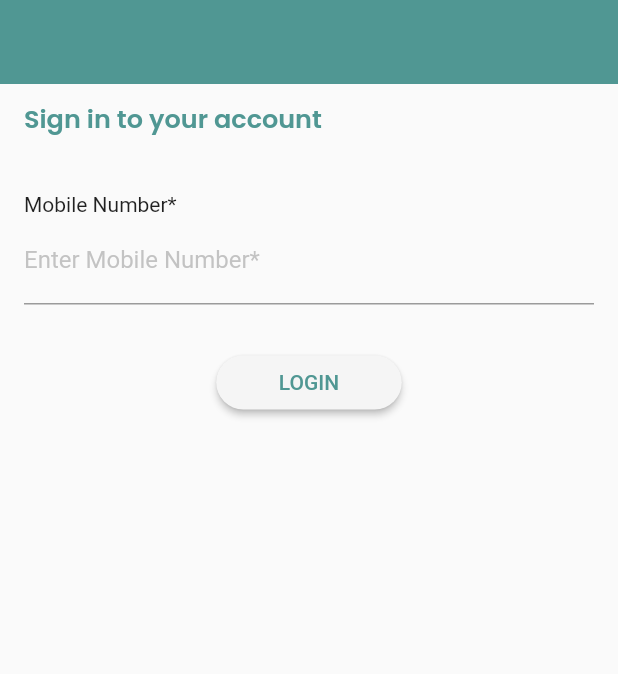
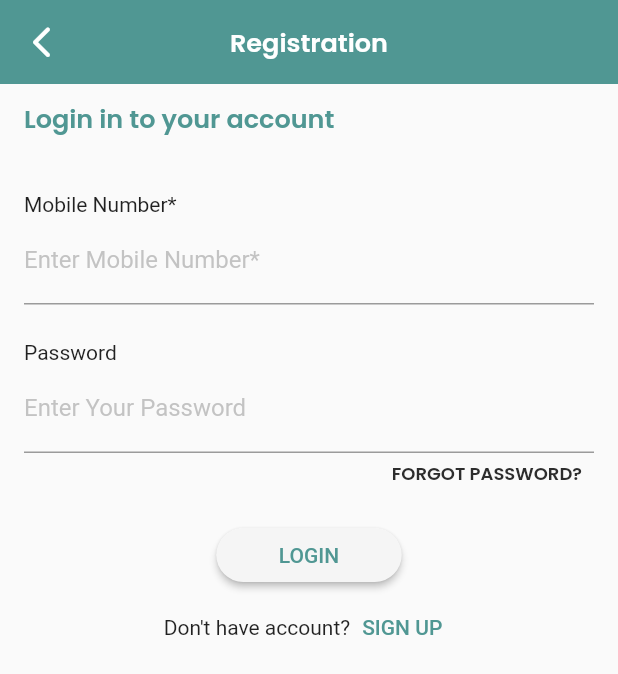
Before and after one commit to Salman313ali/Trading_App_Flutter, a Flutter app: the LoginPage screen opened directly, on a phone screen of 412 x 824 dp. Shown: the top 674 px of the screen. Run offline on Flutter 3.47's test engine with Material 2 defaults, Android fonts, the phone set to English and light mode, and no system bars; our stand-ins replace carousel_slider, google_fonts, smooth_page_indicator.

Commit message:
login page completed

```diff
--- a/lib/main.dart
+++ b/lib/main.dart
@@ -13,6 +13,7 @@ class MyApp extends StatelessWidget {
   Widget build(BuildContext context) {
     return MaterialApp(
       title: 'Trading App',
+      debugShowCheckedModeBanner: false,
       theme: TAppTheme.lightTheme,
       darkTheme: TAppTheme.darkTheme,
       themeMode: ThemeMode.system,
--- /dev/null
+++ b/lib/src/Features/authentication/Screens/Wigets/Button.dart
@@ -0,0 +1,43 @@
+import 'package:flutter/material.dart';
+
+import '../../../../Constants/Color.dart';
+
+class CButton extends StatelessWidget {
+  CButton({
+    super.key,
+    required this.formKey,
+    this.termsAndPrivacyChecked = false,
+    this.color = TGreen,
+    this.bgcolor = TBgWhite,
+    required this.width,
+    required this.press,
+    required this.name ,
+  }) ;
+
+  final GlobalKey<FormState> formKey;
+  bool termsAndPrivacyChecked;
+  final double width;
+  final Function()? press;
+  final String name;
+  Color color;
+  Color bgcolor;
+  @override
+  Widget build(BuildContext context) {
+    return Center(
+      child: SizedBox(
+        width: width,
+        child: ElevatedButton(
+
+          onPressed: press,
+          child: Text(name,style: TextStyle(color: color)),
+          style: ElevatedButton.styleFrom(
+            backgroundColor: bgcolor,// background color
+            shape: RoundedRectangleBorder(
+              borderRadius: BorderRadius.circular(30), // rounded border
+            ),
+          ),
+        ),
+      ),
+    );
+  }
+}
--- /dev/null
+++ b/lib/src/Features/authentication/Screens/Wigets/Text_feild.dart
@@ -0,0 +1,44 @@
+import 'package:flutter/material.dart';
+
+class CTextFeild extends StatelessWidget {
+  CTextFeild({
+    super.key,
+    required TextEditingController emailController,
+    required this.heading,
+    required this.hintText,
+    required this.press,
+    required this.inputType,
+    this.ispassword = false
+  }) : _emailController = emailController;
+
+  final TextEditingController _emailController;
+  final String heading;
+  final String hintText;
+  final String? Function(String?)? press;
+  final TextInputType inputType;
+  bool ispassword;
+
+  @override
+  Widget build(BuildContext context) {
+    return Padding(
+      padding: const EdgeInsets.symmetric(vertical: 12.0),
+      child: Column(
+        crossAxisAlignment: CrossAxisAlignment.start,
+        children: [
+          Text(heading),
+          TextFormField(
+            obscureText: ispassword,
+            controller: _emailController,
+            decoration: InputDecoration(labelText: hintText,
+              labelStyle: TextStyle(
+                color: Colors.grey.withOpacity(0.6), // set the alpha value to 0.6 (60% opacity)
+              ),
+            ),
+            keyboardType: inputType,
+            validator: press,
+          ),
+        ],
+      ),
+    );
+  }
+}
--- a/lib/src/Features/authentication/Screens/login.dart
+++ b/lib/src/Features/authentication/Screens/login.dart
@@ -1,17 +1,23 @@
 import 'package:flutter/material.dart';
 import 'package:trading_app/src/Features/Home/Home.dart';
+import 'package:trading_app/src/Features/authentication/Screens/Wigets/Button.dart';
+import 'package:trading_app/src/Features/authentication/Screens/Wigets/Text_feild.dart';
 
 import '../../../Constants/Color.dart';
+import 'ForgotPassword.dart';
+import 'Registration/registration.dart';
 
 class LoginPage extends StatelessWidget {
   LoginPage({Key? key}) : super(key: key);
   final _SigninFormKey = GlobalKey<FormState>();
   final _NumberController = TextEditingController();
+  final _passController = TextEditingController();
+
   @override
   Widget build(BuildContext context) {
     return Scaffold(
       appBar: AppBar(
-        title: Text("Registration",style: Theme.of(context).textTheme.headline3!.copyWith(color: TGreen),),
+        title: Text("Registration",style: Theme.of(context).textTheme.headline3!.copyWith(color: TWhite),),
         centerTitle: true,
         elevation: 0.0,
         leading:  IconButton(
@@ -19,21 +25,20 @@ class LoginPage extends StatelessWidget {
             Navigator.pop(context);
           },
           icon: Icon(Icons.arrow_back_ios_rounded),
-          color: TGreen,
+          color: TWhite,
           iconSize: 25.0,
         ),
       ),
       body: SafeArea(
         child: SingleChildScrollView(
           child: Padding(
-
             padding: const EdgeInsets.symmetric(horizontal: 16.0,vertical: 10.0),
 
             child: Column(
               crossAxisAlignment: CrossAxisAlignment.start,
               children: [
 
-                Text("Sign in to your account",style: Theme.of(context).textTheme.headline3!.copyWith(color: TGreen),),
+                Text("Login in to your account",style: Theme.of(context).textTheme.headline3!.copyWith(color: TGreen),),
                 SizedBox(height: 25.0,),
 
                 SingleChildScrollView(
@@ -41,23 +46,12 @@ class LoginPage extends StatelessWidget {
                     key: _SigninFormKey,
                     child: Column(
                       crossAxisAlignment: CrossAxisAlignment.start,
+
                       children: [
-
-                        Padding(
-                          padding: const EdgeInsets.symmetric(vertical: 12.0),
-                          child: Column(
-                            crossAxisAlignment: CrossAxisAlignment.start,
-                            children: [
-                              const Text("Mobile Number*"),
-                              TextFormField(
-                                controller: _NumberController,
-                                decoration: InputDecoration(labelText: 'Enter Mobile Number*',
-                                  labelStyle: TextStyle(
-                                    color: Colors.grey.withOpacity(0.6), // set the alpha value to 0.6 (60% opacity)
-                                  ),
-                                ),
-                                keyboardType: TextInputType.phone,
-                                validator: (value) {
+                        CTextFeild(emailController: _NumberController,
+                            heading: "Mobile Number*",
+                            hintText: "Enter Mobile Number*",
+                            press: (value) {
                               if (value == null || value.isEmpty) {
                                 return 'Please enter your Mobile number';
                               }
@@ -66,17 +60,54 @@ class LoginPage extends StatelessWidget {
                               }
                               return null;
                             },
+                            inputType: TextInputType.number
+                        ),
+
+
+                        Stack(
+                          children: [
+                            Padding(
+                              padding: const EdgeInsets.only(bottom: 16.0),
+                              child: CTextFeild(
+                                emailController: _passController,
+                                heading: "Password",
+                                hintText: "Enter Your Password",
+                                press: (value) {
+                                  if (value == null || value.isEmpty) {
+                                    return 'Please enter your password';
+                                  }
+                                  if (value.length <8) {
+                                    return 'Please enter a valid password';
+                                  }
+                                  return null;
+                                },
+                                inputType: TextInputType.visiblePassword,
+                                ispassword: true ,
+                              ),
+                            ),
+
+                            Positioned(
+                              bottom:-10,
+                              right: 0,
+                              child: TextButton(
+                                onPressed: () {
+                                  Navigator.push(
+                                    context,
+                                    MaterialPageRoute(
+                                      builder: (context) =>ForgotPass(),
+                                    ),
+                                  );
+                                },
+                                child: Text('FORGOT PASSWORD?',style: Theme.of(context).textTheme.headline4!.copyWith(fontSize: 12.0,fontWeight: FontWeight.w600),),
+                              ),
                             ),
                             ],
                         ),
-                        ),
-                        const SizedBox(height: 16),
-                        Center(
-                          child: SizedBox(
+                        SizedBox(height: 16.0,),
+                        CButton(
+                          formKey: _SigninFormKey,
                           width: MediaQuery.of(context).size.width*0.3,
-                            child: ElevatedButton(
-
-                              onPressed: () {
+                          press:() {
                             if (_SigninFormKey.currentState!.validate()) {
                               Navigator.push(
                                 context,
@@ -90,16 +121,24 @@ class LoginPage extends StatelessWidget {
                                   const SnackBar(content: Text('Please insert valid info')));
                             }
                           },
-                              child: Text('LOGIN',style: TextStyle(color: TGreen)),
-                              style: ElevatedButton.styleFrom(
-                                backgroundColor: TBgWhite,// background color
-                                shape: RoundedRectangleBorder(
-                                  borderRadius: BorderRadius.circular(30), // rounded border
+                          name: "LOGIN",
                         ),
+                        Row(
+                          mainAxisAlignment: MainAxisAlignment.center,
+                          children: [
+                            Text("Don't have account?"),
+                            TextButton(onPressed:  () {
+                              Navigator.push(
+                                context,
+                                MaterialPageRoute(
+                                  builder: (context) =>RegistrationForm(),
                                 ),
-                            ),
-                          ),
+                              );
+                            },
+                                child: Text("SIGN UP"))
+                          ],
                         )
+
                       ],
                     ),
                   ),
@@ -109,6 +148,6 @@ class LoginPage extends StatelessWidget {
           ),
         ),
       ),
-    );;
+    );
   }
 }
```
Also changed, not shown: lib/src/Features/authentication/Screens/ForgotPassword.dart (added, +75 -0 lines), lib/src/Features/authentication/Screens/Registration/OTP.dart (added, +132 -0 lines), lib/src/Features/authentication/Screens/Registration/registration.dart (+57 -70 lines), lib/src/Features/authentication/Screens/Resetpass.dart (added, +97 -0 lines). Lines whose indentation alone changed are shown as unchanged.
